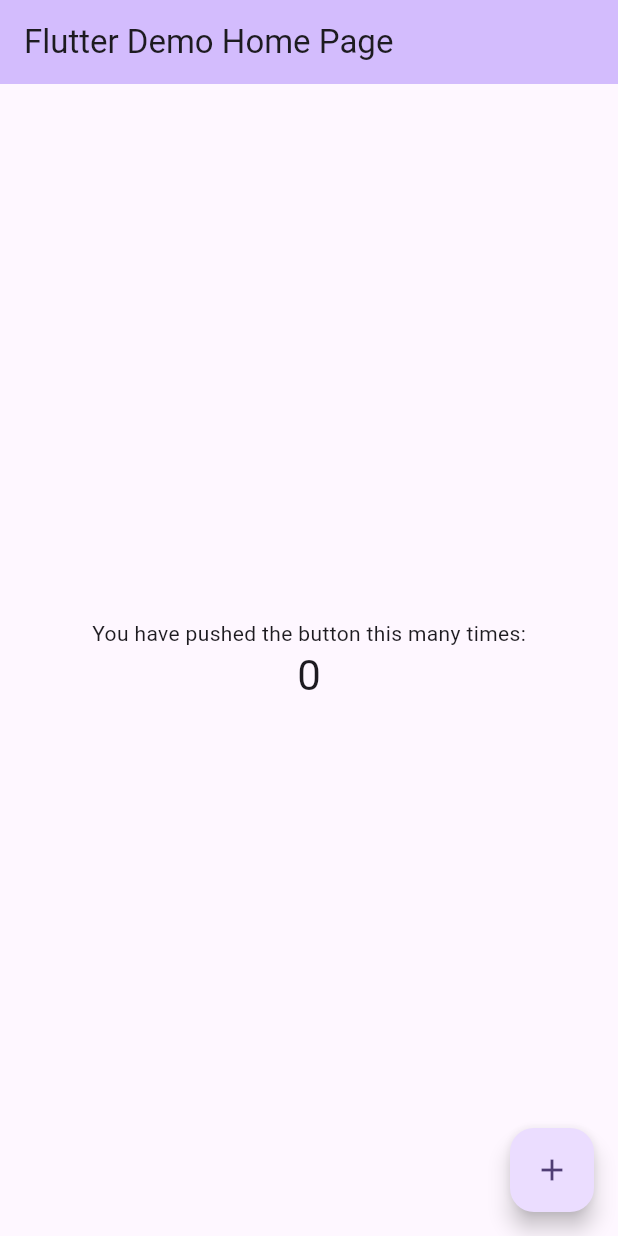
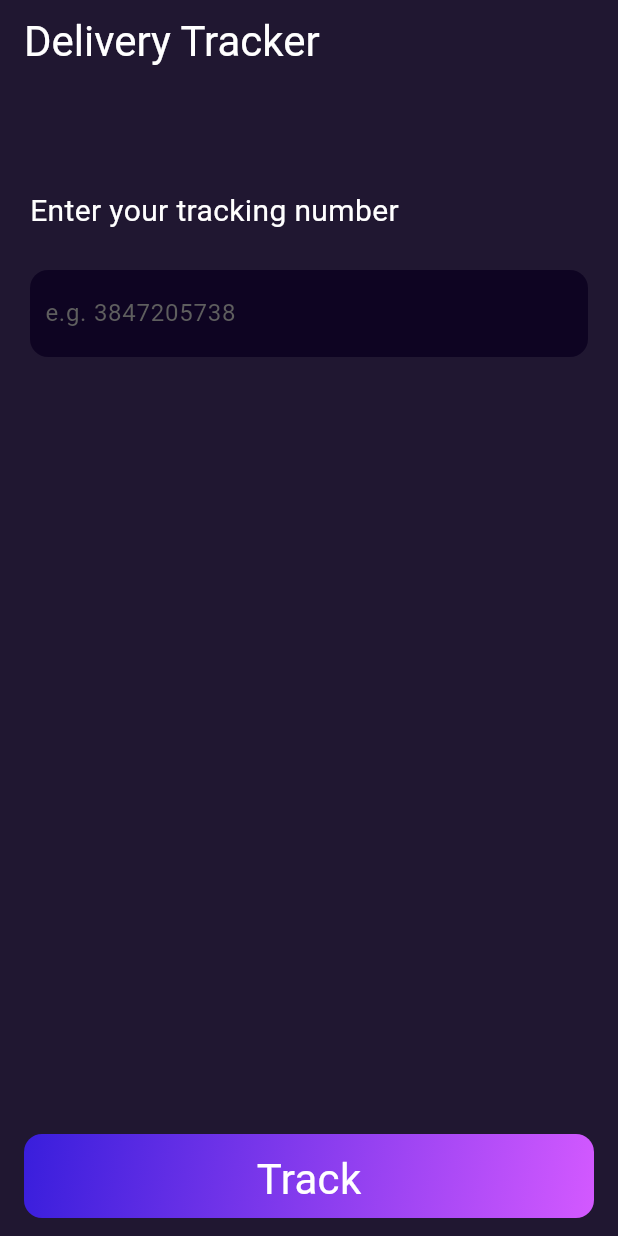
Before and after one commit to kirsikakutsen/PackageTracker, a Flutter app: the screen it shows after launch, on a phone screen of 412 x 824 dp. Run offline on Flutter 3.47's test engine with Material 3 defaults, Android fonts, the light colour scheme and no system bars.

Commit message:
feat: search screen ui and routes

```diff
--- a/lib/main.dart
+++ b/lib/main.dart
@@ -1,4 +1,7 @@
 import 'package:flutter/material.dart';
+import 'package:package_tracker/routes/routes.dart';
+import 'package:package_tracker/ui/package_details/package_details.dart';
+import 'package:package_tracker/ui/search_screen/search_screen.dart';
 
 void main() {
   runApp(const MyApp());
@@ -7,116 +10,15 @@ void main() {
 class MyApp extends StatelessWidget {
   const MyApp({super.key});
 
-  // This widget is the root of your application.
   @override
   Widget build(BuildContext context) {
     return MaterialApp(
-      title: 'Flutter Demo',
-      theme: ThemeData(
-        // This is the theme of your application.
-        //
-        // TRY THIS: Try running your application with "flutter run". You'll see
-        // the application has a purple toolbar. Then, without quitting the app,
-        // try changing the seedColor in the colorScheme below to Colors.green
-        // and then invoke "hot reload" (save your changes or press the "hot
-        // reload" button in a Flutter-supported IDE, or press "r" if you used
-        // the command line to start the app).
-        //
-        // Notice that the counter didn't reset back to zero; the application
-        // state is not lost during the reload. To reset the state, use hot
-        // restart instead.
-        //
-        // This works for code too, not just values: Most code changes can be
-        // tested with just a hot reload.
-        colorScheme: ColorScheme.fromSeed(seedColor: Colors.deepPurple),
-      ),
-      home: const MyHomePage(title: 'Flutter Demo Home Page'),
+      title: 'Package Tracker',
+      initialRoute: Routes.searchScreen,
+      routes: {
+        Routes.packageDetails: (context) => const PackageDetailsScreen(),
+        Routes.searchScreen: (context) => const SearchScreen(),
+      },
     );
   }
 }
-
-class MyHomePage extends StatefulWidget {
-  const MyHomePage({super.key, required this.title});
-
-  // This widget is the home page of your application. It is stateful, meaning
-  // that it has a State object (defined below) that contains fields that affect
-  // how it looks.
-
-  // This class is the configuration for the state. It holds the values (in this
-  // case the title) provided by the parent (in this case the App widget) and
-  // used by the build method of the State. Fields in a Widget subclass are
-  // always marked "final".
-
-  final String title;
-
-  @override
-  State<MyHomePage> createState() => _MyHomePageState();
-}
-
-class _MyHomePageState extends State<MyHomePage> {
-  int _counter = 0;
-
-  void _incrementCounter() {
-    setState(() {
-      // This call to setState tells the Flutter framework that something has
-      // changed in this State, which causes it to rerun the build method below
-      // so that the display can reflect the updated values. If we changed
-      // _counter without calling setState(), then the build method would not be
-      // called again, and so nothing would appear to happen.
-      _counter++;
-    });
-  }
-
-  @override
-  Widget build(BuildContext context) {
-    // This method is rerun every time setState is called, for instance as done
-    // by the _incrementCounter method above.
-    //
-    // The Flutter framework has been optimized to make rerunning build methods
-    // fast, so that you can just rebuild anything that needs updating rather
-    // than having to individually change instances of widgets.
-    return Scaffold(
-      appBar: AppBar(
-        // TRY THIS: Try changing the color here to a specific color (to
-        // Colors.amber, perhaps?) and trigger a hot reload to see the AppBar
-        // change color while the other colors stay the same.
-        backgroundColor: Theme.of(context).colorScheme.inversePrimary,
-        // Here we take the value from the MyHomePage object that was created by
-        // the App.build method, and use it to set our appbar title.
-        title: Text(widget.title),
-      ),
-      body: Center(
-        // Center is a layout widget. It takes a single child and positions it
-        // in the middle of the parent.
-        child: Column(
-          // Column is also a layout widget. It takes a list of children and
-          // arranges them vertically. By default, it sizes itself to fit its
-          // children horizontally, and tries to be as tall as its parent.
-          //
-          // Column has various properties to control how it sizes itself and
-          // how it positions its children. Here we use mainAxisAlignment to
-          // center the children vertically; the main axis here is the vertical
-          // axis because Columns are vertical (the cross axis would be
-          // horizontal).
-          //
-          // TRY THIS: Invoke "debug painting" (choose the "Toggle Debug Paint"
-          // action in the IDE, or press "p" in the console), to see the
-          // wireframe for each widget.
-          mainAxisAlignment: MainAxisAlignment.center,
-          children: <Widget>[
-            const Text('You have pushed the button this many times:'),
-            Text(
-              '$_counter',
-              style: Theme.of(context).textTheme.headlineMedium,
-            ),
-          ],
-        ),
-      ),
-      floatingActionButton: FloatingActionButton(
-        onPressed: _incrementCounter,
-        tooltip: 'Increment',
-        child: const Icon(Icons.add),
-      ), // This trailing comma makes auto-formatting nicer for build methods.
-    );
-  }
-}
--- /dev/null
+++ b/lib/routes/routes.dart
@@ -0,0 +1,4 @@
+class Routes {
+  static const packageDetails = '/packageDetails';
+  static const searchScreen = '/searchScreen';
+}
--- /dev/null
+++ b/lib/ui/package_details/package_details.dart
@@ -0,0 +1,10 @@
+import 'package:flutter/material.dart';
+
+class PackageDetailsScreen extends StatelessWidget {
+  const PackageDetailsScreen({super.key});
+
+  @override
+  Widget build(BuildContext context) {
+    return const Placeholder();
+  }
+}
--- /dev/null
+++ b/lib/ui/search_screen/search_screen.dart
@@ -0,0 +1,110 @@
+import 'package:flutter/material.dart';
+import 'package:package_tracker/routes/routes.dart';
+import 'package:package_tracker/ui/theme/colors.dart';
+
+class SearchScreen extends StatelessWidget {
+  const SearchScreen({super.key});
+
+  @override
+  Widget build(BuildContext context) {
+    return Scaffold(
+      backgroundColor: AppColors.appBackground,
+      appBar: _topAppBar(),
+      body: _searchSection(),
+      bottomNavigationBar: _bottomAppBar(context),
+    );
+  }
+}
+
+AppBar _topAppBar() {
+  return AppBar(
+    backgroundColor: AppColors.topAppBarBackground,
+    surfaceTintColor: AppColors.topAppBarBackground,
+    title: Text(
+      "Delivery Tracker",
+      style: TextStyle(color: AppColors.text, fontSize: 28),
+    ),
+  );
+}
+
+Widget _searchSection() {
+  return Padding(
+    padding: const EdgeInsets.symmetric(vertical: 50, horizontal: 20),
+    child: Column(
+      crossAxisAlignment: CrossAxisAlignment.start,
+      children: [
+        SizedBox(height: 20),
+        Text(
+          "Enter your tracking number",
+          style: TextStyle(color: AppColors.text, fontSize: 20),
+        ),
+
+        SizedBox(height: 25),
+
+        Container(
+          decoration: BoxDecoration(
+            borderRadius: BorderRadius.circular(12),
+            color: AppColors.inputFieltBackground,
+          ),
+          child: Padding(
+            padding: const EdgeInsets.symmetric(horizontal: 10.0, vertical: 5),
+            child: TextFormField(
+              style: TextStyle(color: AppColors.text),
+              showCursor: true,
+              cursorColor: AppColors.cursor,
+              maxLines: 1,
+              decoration: InputDecoration(
+                border: InputBorder.none,
+                fillColor: AppColors.text,
+                hintText: "e.g. 3847205738",
+                hintStyle: TextStyle(color: AppColors.secondaryText),
+              ),
+            ),
+          ),
+        ),
+      ],
+    ),
+  );
+}
+
+Widget _trackButton(BuildContext context) {
+  return Material(
+    color: Colors.transparent,
+    child: Ink(
+      decoration: BoxDecoration(
+        borderRadius: BorderRadius.circular(12),
+        gradient: LinearGradient(
+          begin: Alignment.topLeft,
+          end: Alignment.bottomRight,
+          colors: <Color>[
+            AppColors.buttonGradientBottom,
+            AppColors.buttonGradientTop,
+          ],
+        ),
+      ),
+      child: InkWell(
+        borderRadius: BorderRadius.circular(12),
+        splashColor: AppColors.buttonSplashColor,
+        onTap: () {
+          Navigator.pushNamed(context, Routes.packageDetails);
+        },
+        child: Container(
+          width: double.infinity,
+          alignment: Alignment.center,
+          padding: const EdgeInsets.all(10.0),
+          child: Text(
+            "Track",
+            style: TextStyle(color: AppColors.text, fontSize: 28),
+          ),
+        ),
+      ),
+    ),
+  );
+}
+
+BottomAppBar _bottomAppBar(BuildContext context) {
+  return BottomAppBar(
+    color: AppColors.topAppBarBackground,
+    child: _trackButton(context),
+  );
+}
--- /dev/null
+++ b/lib/ui/theme/colors.dart
@@ -0,0 +1,22 @@
+import 'dart:ui';
+
+class AppColors {
+  //backgrounds
+  static const appBackground = Color(0xFF201731);
+  static const infoContainerBackground = Color(0xFF0E0422);
+  static const topAppBarBackground = Color(0xFF201731);
+  static const inputFieltBackground = Color(0xFF0E0422);
+
+  //buttons and icons
+  static const buttonGradientTop = Color(0xFFD359FF);
+  static const buttonGradientBottom = Color(0xFF391EDC);
+  static const completedStepIcon = Color(0xFFF79219);
+  static const arrowBack = Color(0xFFFFFFFF);
+  static const buttonSplashColor = Color(0x13FFFFFF);
+
+  //texts
+  static const text = Color(0xFFFFFFFF);
+  static const secondaryText = Color(0xFF5E5E5E);
+  static const completedStepText = Color(0xFFF79219);
+  static const cursor = Color(0xFF5E5E5E);
+}
```
